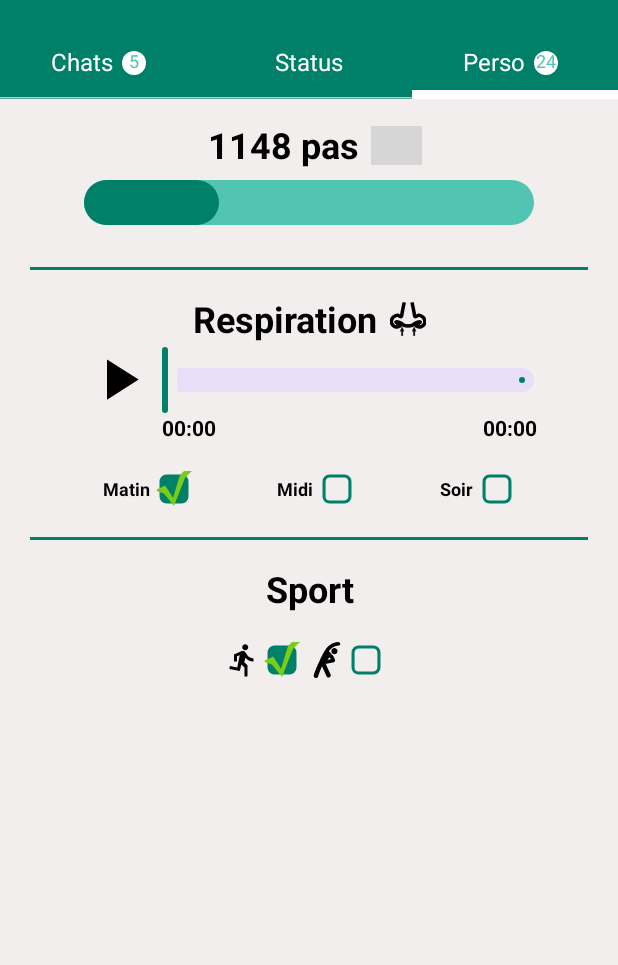
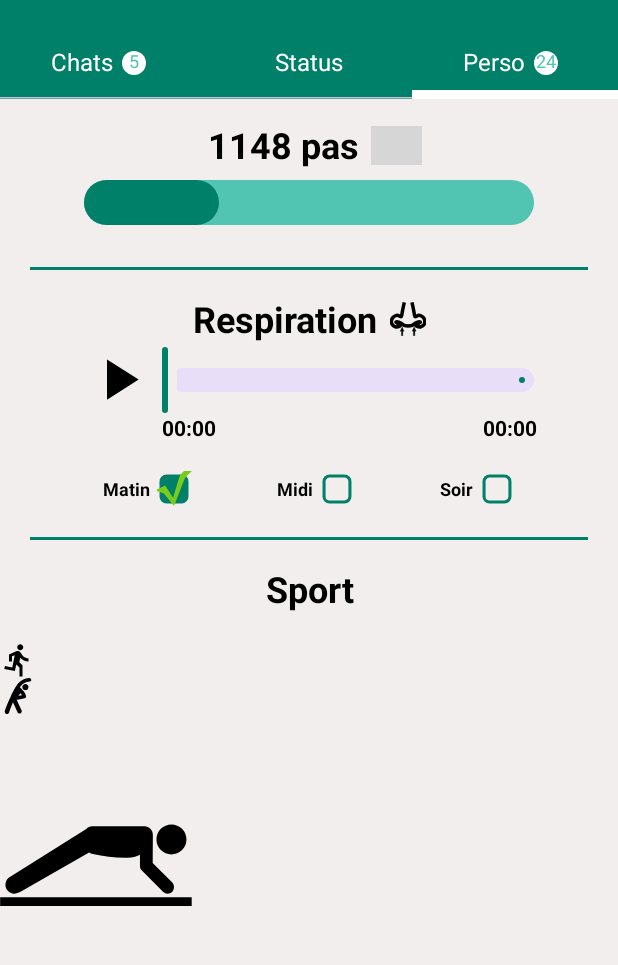
Before and after one commit to nasedd/BetterFuture, an Android app built with Jetpack Compose: the screen it shows after launch (MainActivity), tab 3 chosen, on a phone screen of 412 x 824 dp, the part 63-1028 px from its top. Run offline under Robolectric (Android 15) with nearby library versions, the phone set to English and light mode, and no system bars; our stand-ins replace accompanist; missing, so only their content is drawn: CompositionLocalProvider; 1 statement that could not run was skipped; grey boxes are pictures that could not be loaded.

Commit message:
Sport Item and logic to add new sport

```diff
--- a/app/src/main/java/com/example/betterfuture/MainActivity.kt
+++ b/app/src/main/java/com/example/betterfuture/MainActivity.kt
@@ -8,15 +8,16 @@ import androidx.compose.runtime.Composable
 import androidx.compose.ui.tooling.preview.Preview
 import androidx.media3.common.MediaItem
 import androidx.media3.exoplayer.ExoPlayer
-import androidx.media3.session.MediaSession
 import com.example.betterfuture.ExoPlayerSingleton.player
 import com.example.betterfuture.ui.screens.HomeScreen
 import com.example.betterfuture.ui.theme.BetterFutureTheme
 
 object ExoPlayerSingleton {
-    var player: ExoPlayer? = null
+    lateinit var player: ExoPlayer
 
 }
+
+
 class MainActivity : ComponentActivity() {
     override fun onCreate(savedInstanceState: Bundle?) {
         super.onCreate(savedInstanceState)
@@ -24,8 +25,8 @@ class MainActivity : ComponentActivity() {
         player = ExoPlayer.Builder(this).build()
         val path = "android.resource://" + packageName + "/" + R.raw.coherence_cardiaque
         val mediaItem = MediaItem.fromUri(Uri.parse(path))
-        player?.addMediaItem(mediaItem)
-        player?.prepare()
+        player.addMediaItem(mediaItem)
+        player.prepare()
         //val mediaSession = MediaSession.Builder(this, player!!).build()
 
 
--- a/app/src/main/java/com/example/betterfuture/data/Sport.kt
+++ b/app/src/main/java/com/example/betterfuture/data/Sport.kt
@@ -1,7 +1,18 @@
 package com.example.betterfuture.data
+
+import com.example.betterfuture.R
 
 data class Sport(
     val name: String,
-    val quantity: Int
-    val drawableId: Int
+    val quantity: String = "",
+    val drawableId: Int,
+    val morning: Boolean? = null,
+    val midday: Boolean? = null,
+    val evening: Boolean? = null
 )
+
+val sportList = listOf(
+    Sport("running", "13 km", R.drawable.ic_running),
+    Sport("Stretching", drawableId = R.drawable.ic_stretching),
+    Sport("guenage", "1 min", R.drawable.ic_guenage, true, true, true)
+)
--- a/app/src/main/java/com/example/betterfuture/ui/components/MediaPlayer.kt
+++ b/app/src/main/java/com/example/betterfuture/ui/components/MediaPlayer.kt
@@ -27,7 +27,7 @@ import androidx.compose.ui.text.TextStyle
 import androidx.compose.ui.text.font.FontWeight
 import androidx.compose.ui.tooling.preview.Preview
 import androidx.compose.ui.unit.dp
-import com.example.betterfuture.ExoPlayerSingleton
+import com.example.betterfuture.ExoPlayerSingleton.player
 import com.example.betterfuture.R
 import kotlinx.coroutines.delay
 
@@ -35,7 +35,7 @@ import kotlinx.coroutines.delay
 val playerWidth = 250.dp
 
 @Composable
-fun MediaPlayer(){
+fun MediaPlayer() {
     val isPlaying = remember {
         mutableStateOf(false)
     }
@@ -52,27 +52,27 @@ fun MediaPlayer(){
         mutableLongStateOf(0)
     }
 
-    ExoPlayerSingleton.player?.let {
-        LaunchedEffect(key1 = it.currentPosition, key2 = it.isPlaying) {
-            delay(1000)
-            currentPosition.longValue = it.currentPosition
-        }
 
-        LaunchedEffect(currentPosition.longValue) {
-            sliderPosition.longValue = currentPosition.longValue
-        }
+    LaunchedEffect(key1 = player.currentPosition, key2 = player.isPlaying) {
+        delay(1000)
+        currentPosition.longValue = player.currentPosition
+    }
 
-        LaunchedEffect(it.duration) {
-            if (it.duration > 0) {
-                totalDuration.longValue = it.duration
-            }
+    LaunchedEffect(currentPosition.longValue) {
+        sliderPosition.longValue = currentPosition.longValue
+    }
+
+    LaunchedEffect(player.duration) {
+        if (player.duration > 0) {
+            totalDuration.longValue = player.duration
         }
     }
 
-    Column (horizontalAlignment = Alignment.End){
-        Row (
+
+    Column(horizontalAlignment = Alignment.End) {
+        Row(
             verticalAlignment = Alignment.CenterVertically
-        ){
+        ) {
             IconComponent(
                 drawableId = if (isPlaying.value) R.drawable.ic_pause else R.drawable.ic_play,
                 modifier = Modifier
@@ -80,12 +80,12 @@ fun MediaPlayer(){
                     .padding(2.dp)
                     .clickable {
                         if (isPlaying.value) {
-                            ExoPlayerSingleton.player?.pause()
+                            player.pause()
                         } else {
-                            ExoPlayerSingleton.player?.play()
+                            player.play()
                         }
-                        isPlaying.value = ExoPlayerSingleton.player?.isPlaying ?: true
-                    }            )
+                        isPlaying.value = player.isPlaying
+                    })
             Spacer(modifier = Modifier.size(4.dp))
 
             TrackSlider(
@@ -95,7 +95,7 @@ fun MediaPlayer(){
                 },
                 onValueChangeFinished = {
                     currentPosition.longValue = sliderPosition.longValue
-                    ExoPlayerSingleton.player?.seekTo(sliderPosition.longValue)
+                    player.seekTo(sliderPosition.longValue)
                 },
                 songDuration = totalDuration.longValue.toFloat(),
                 modifier = Modifier
--- /dev/null
+++ b/app/src/main/java/com/example/betterfuture/ui/components/SportItem.kt
@@ -0,0 +1,24 @@
+package com.example.betterfuture.ui.components
+
+import androidx.compose.foundation.layout.Row
+import androidx.compose.foundation.layout.padding
+import androidx.compose.runtime.Composable
+import androidx.compose.ui.Modifier
+import androidx.compose.ui.tooling.preview.Preview
+import androidx.compose.ui.unit.dp
+import com.example.betterfuture.R
+import com.example.betterfuture.data.Sport
+import com.example.betterfuture.data.sportList
+
+@Composable
+fun SportItem(sport: Sport) {
+    Row {
+        IconImage(sport.drawableId, modifier = Modifier.padding(end = 6.dp))
+    }
+}
+
+@Preview
+@Composable
+fun SportItemPreview() {
+    SportItem(sport = sportList[2])
+}
--- a/app/src/main/java/com/example/betterfuture/ui/components/StatusItem.kt
+++ b/app/src/main/java/com/example/betterfuture/ui/components/StatusItem.kt
@@ -82,7 +82,7 @@ fun StatusItem(name: String){
             }
 
             Row (verticalAlignment = Alignment.CenterVertically){
-                IconComponent(R.drawable.ic_sport, modifier = Modifier.padding(end = 2.dp))
+                IconComponent(R.drawable.ic_running, modifier = Modifier.padding(end = 2.dp))
                 IconImage(R.drawable.ic_box_checked, modifier = Modifier.padding(end = 6.dp))
 
                 IconComponent(R.drawable.ic_stretching, modifier = Modifier.padding(end = 2.dp))
--- a/app/src/main/java/com/example/betterfuture/ui/screens/PersoScreen.kt
+++ b/app/src/main/java/com/example/betterfuture/ui/screens/PersoScreen.kt
@@ -8,6 +8,7 @@ import androidx.compose.foundation.layout.fillMaxSize
 import androidx.compose.foundation.layout.fillMaxWidth
 import androidx.compose.foundation.layout.padding
 import androidx.compose.foundation.layout.size
+import androidx.compose.foundation.lazy.LazyColumn
 import androidx.compose.material3.Divider
 import androidx.compose.material3.MaterialTheme
 import androidx.compose.material3.Text
@@ -21,10 +22,14 @@ import androidx.compose.ui.tooling.preview.Preview
 import androidx.compose.ui.unit.dp
 import androidx.compose.ui.unit.sp
 import com.example.betterfuture.R
+import com.example.betterfuture.data.sportList
+import com.example.betterfuture.data.users
 import com.example.betterfuture.ui.components.IconComponent
 import com.example.betterfuture.ui.components.IconImage
 import com.example.betterfuture.ui.components.LinearGauge
 import com.example.betterfuture.ui.components.MediaPlayer
+import com.example.betterfuture.ui.components.SportItem
+import com.example.betterfuture.ui.components.StatusItem
 import com.example.betterfuture.ui.components.TextComp
 
 @Composable
@@ -91,8 +96,16 @@ fun PersoScreen() {
         TextTitlePerso(text = "Sport")
         Spacer(modifier = Modifier.size(20.dp))
 
+        LazyColumn (Modifier.fillMaxSize()){
+            for(sport in sportList){
+                item {
+                    SportItem(sport)
+                }
+            }
+        }
+
         Row (verticalAlignment = Alignment.CenterVertically){
-            IconComponent(R.drawable.ic_sport, modifier = Modifier.padding(end = 2.dp))
+            IconComponent(R.drawable.ic_running, modifier = Modifier.padding(end = 2.dp))
             IconImage(R.drawable.ic_box_checked, modifier = Modifier.padding(end = 6.dp))
 
             IconComponent(R.drawable.ic_stretching, modifier = Modifier.padding(end = 2.dp))
--- /dev/null
+++ b/app/src/main/res/drawable/ic_guenage.xml
@@ -0,0 +1,15 @@
+<vector xmlns:android="http://schemas.android.com/apk/res/android"
+    android:width="128dp"
+    android:height="128dp"
+    android:viewportWidth="128"
+    android:viewportHeight="128">
+  <path
+      android:pathData="M0.1,122.2h127.7v5.8h-127.7z"
+      android:fillColor="#000000"/>
+  <path
+      android:pathData="M114.3,83.6m-10,0a10,10 0,1 1,20 0a10,10 0,1 1,-20 0"
+      android:fillColor="#000000"/>
+  <path
+      android:pathData="M14.3,118.2l45.1,-25.9c0.8,0.4 1.5,0.8 2.5,1.1c6.9,1.6 14.1,2.5 21.5,2.5c0.5,0 1.8,0 1.9,0c2.8,0 5.6,-0.7 8,-2v7.4c0,1.1 0.4,2.2 1.3,3.1l14.1,14.1c1.7,1.7 4.5,1.7 6.2,0c1.5,-1.9 1.5,-4.6 -0.2,-6.3l-12.9,-12.9l0.1,-18.8c0,-3.2 -2.5,-5.6 -5.6,-5.6H61.8c-1.5,-0.1 -3.2,0.5 -4.3,1.7l-52,32.8c-2.5,2.5 -2.5,6.4 0,8.8C8,120.6 10.7,120 14.3,118.2z"
+      android:fillColor="#000000"/>
+</vector>
```
Also changed, not shown: app/src/main/res/drawable/ic_running.xml (renamed from app/src/main/res/drawable/ic_sport.xml).
